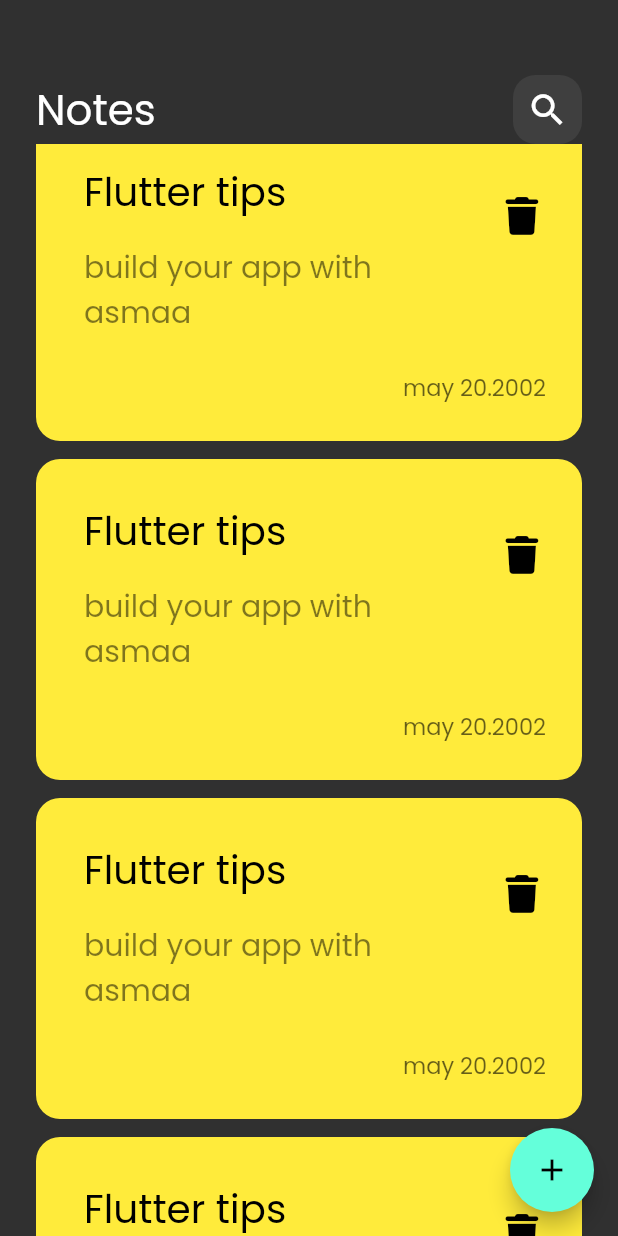
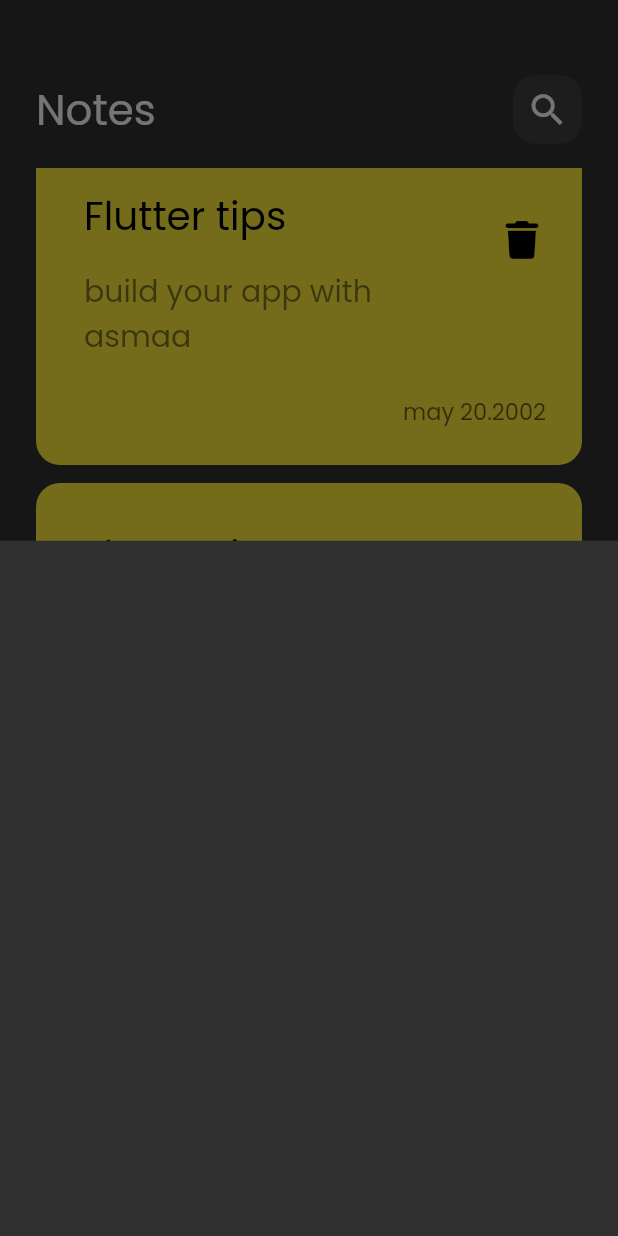
Before and after one commit to AsmaaEs/notes_app, a Flutter app: the screen it shows after launch, scrolled down 1152 dp, after a tap on the "add" icon, on a phone screen of 412 x 824 dp. Run offline on Flutter 3.47's test engine with Material 2 defaults, Android fonts, the phone set to English and light mode, and no system bars; our stand-ins replace font_awesome_flutter.

Commit message:
add notes bottom sheet

```diff
--- a/lib/views/notes_view.dart
+++ b/lib/views/notes_view.dart
@@ -1,4 +1,5 @@
 import 'package:flutter/material.dart';
+import 'package:notes_app/views/widgets/add_notes_bottom_sheet.dart';
 import 'package:notes_app/views/widgets/notes_view_body.dart';
 
 class NotesView extends StatelessWidget {
@@ -8,7 +9,13 @@ class NotesView extends StatelessWidget {
   Widget build(BuildContext context) {
     return Scaffold(
       floatingActionButton: FloatingActionButton(
-        onPressed: () {},
+        onPressed: () {
+          showModalBottomSheet(
+              context: context,
+              builder: (context) {
+                return const AddNoteBottomSheet();
+              });
+        },
         child: const Icon(Icons.add),
       ),
       body: const NotesViewBody(),
--- /dev/null
+++ b/lib/views/widgets/add_notes_bottom_sheet.dart
@@ -0,0 +1,10 @@
+import 'package:flutter/material.dart';
+
+class AddNoteBottomSheet extends StatelessWidget {
+  const AddNoteBottomSheet({super.key});
+
+  @override
+  Widget build(BuildContext context) {
+    return Container();
+  }
+}
--- a/lib/views/widgets/notes_list_view.dart
+++ b/lib/views/widgets/notes_list_view.dart
@@ -6,11 +6,17 @@ class NotesListView extends StatelessWidget {
 
   @override
   Widget build(BuildContext context) {
-    return ListView.builder(itemBuilder: (context, i) {
-      return Padding(
-        padding: const EdgeInsets.symmetric(vertical: 6.0),
-        child: CustomItemCard(),
-      );
-    });
+    return Padding(
+      padding: const EdgeInsets.symmetric(vertical: 16.0),
+      child: ListView.builder(
+        itemBuilder: (context, i) {
+          return Padding(
+            padding: const EdgeInsets.symmetric(vertical: 6.0),
+            child: CustomItemCard(),
+          );
+        },
+        padding: EdgeInsets.zero,
+      ),
+    );
   }
 }
```
